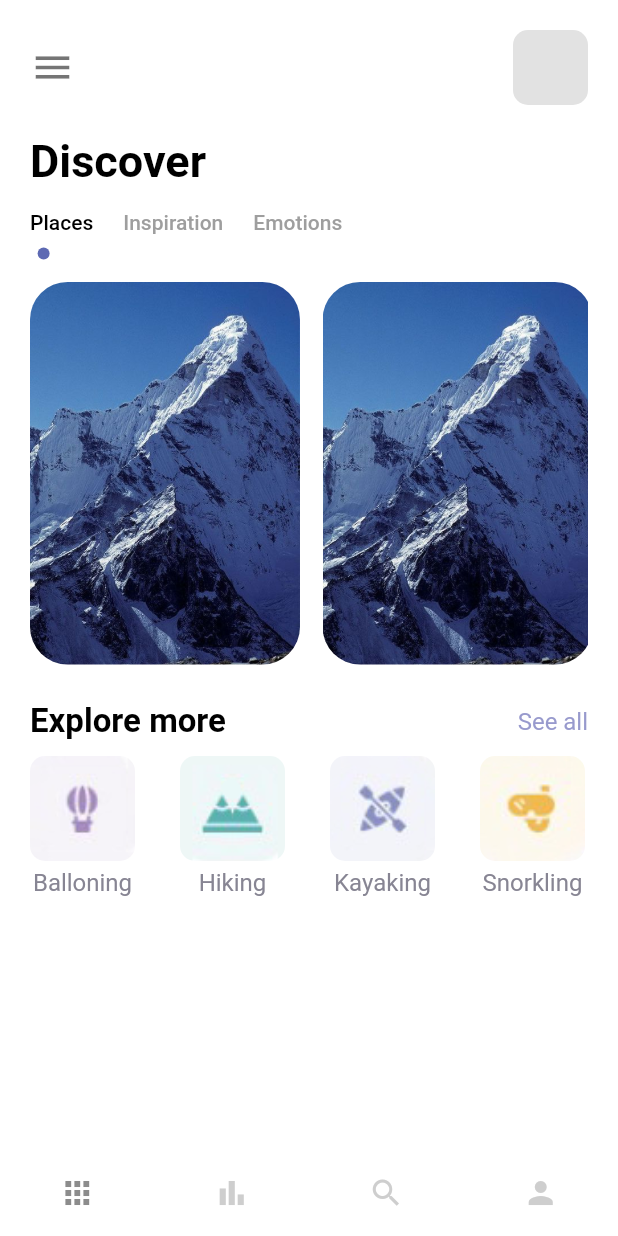
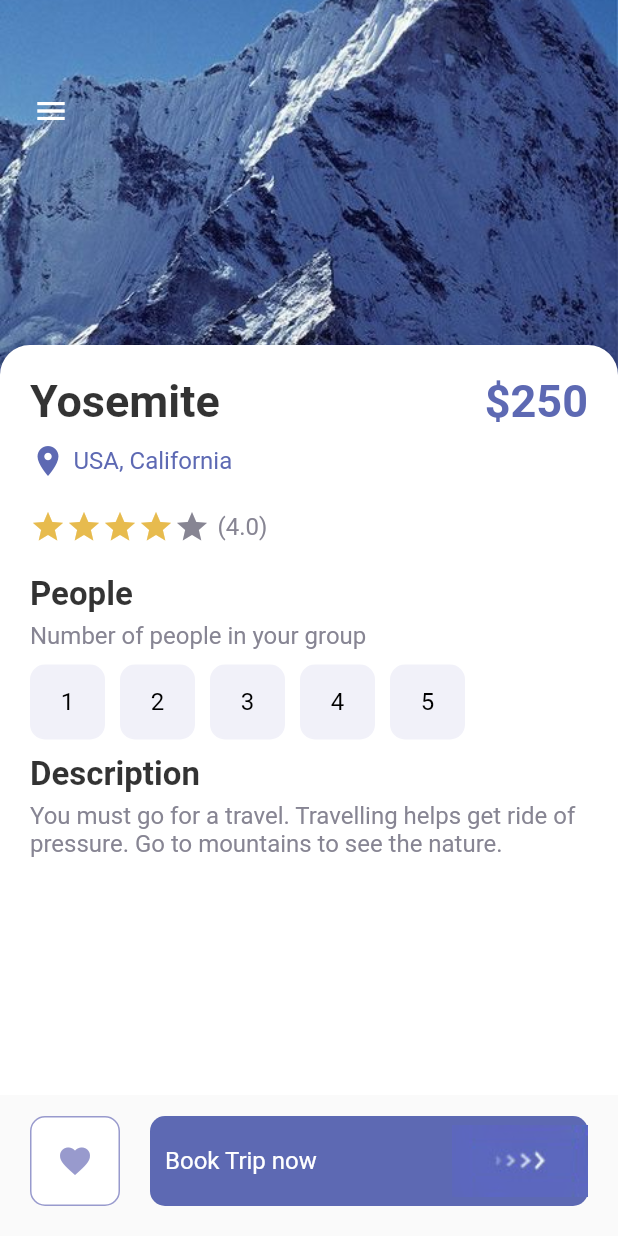
Before and after one commit to Luca-Virgilio/travel_app, a Flutter app: the screen it shows after launch, on a phone screen of 412 x 824 dp. Run offline on Flutter 3.47's test engine with Material 2 defaults, Android fonts, the phone set to English and light mode, and no system bars.

Commit message:
Create detail page

```diff
--- a/lib/main.dart
+++ b/lib/main.dart
@@ -1,4 +1,5 @@
 import 'package:flutter/material.dart';
+import 'package:travel_app/pages/detail_page.dart';
 import 'package:travel_app/pages/navpages/main_page.dart';
 import 'package:travel_app/pages/welcome_page.dart';
 
@@ -18,7 +19,7 @@ class MyApp extends StatelessWidget {
       theme: ThemeData(
         primarySwatch: Colors.blue,
       ),
-      home: MainPage(),
+      home: DetailPage(),
     );
   }
 }
--- /dev/null
+++ b/lib/pages/detail_page.dart
@@ -0,0 +1,206 @@
+import 'package:flutter/material.dart';
+import 'package:travel_app/misc/colors.dart';
+import 'package:travel_app/widgets/app_buttons.dart';
+import 'package:travel_app/widgets/app_large_text.dart';
+import 'package:travel_app/widgets/app_text.dart';
+import 'package:travel_app/widgets/responsive_button.dart';
+
+class DetailPage extends StatefulWidget {
+  const DetailPage({Key? key}) : super(key: key);
+
+  @override
+  State<DetailPage> createState() => _DetailPageState();
+}
+
+class _DetailPageState extends State<DetailPage> {
+  int gottenStars = 4;
+  int selectedIndex = -1;
+  @override
+  Widget build(BuildContext context) {
+    return Scaffold(
+      body: Container(
+        height: double.maxFinite,
+        width: double.maxFinite,
+        child: Stack(
+          children: [
+            Positioned(
+                left: 0,
+                right: 0,
+                child: Container(
+                  width: double.maxFinite,
+                  height: 300,
+                  decoration: const BoxDecoration(
+                    image: DecorationImage(
+                        image: AssetImage('images/mountain.jpeg'),
+                        fit: BoxFit.cover),
+                  ),
+                )),
+            Positioned(
+              left: 10,
+              top: 50,
+              child: Row(
+                mainAxisAlignment: MainAxisAlignment.spaceBetween,
+                children: [
+                  IconButton(
+                    onPressed: () {},
+                    icon: Icon(Icons.menu),
+                    color: Colors.white,
+                  ),
+                ],
+              ),
+            ),
+            Positioned(
+              top: 230,
+              child: Container(
+                padding: const EdgeInsets.only(top: 20, left: 20, right: 20),
+                width: MediaQuery.of(context).size.width,
+                height: 500,
+                decoration: const BoxDecoration(
+                  color: Colors.white,
+                  borderRadius: BorderRadius.only(
+                    topLeft: Radius.circular(20),
+                    topRight: Radius.circular(20),
+                  ),
+                ),
+                child: Column(
+                  crossAxisAlignment: CrossAxisAlignment.start,
+                  children: [
+                    Row(
+                      mainAxisAlignment: MainAxisAlignment.spaceBetween,
+                      children: [
+                        AppLargeText(
+                          text: 'Yosemite',
+                          color: Colors.black.withOpacity(0.8),
+                        ),
+                        AppLargeText(text: '\$250', color: AppColors.mainColor),
+                      ],
+                    ),
+                    const SizedBox(
+                      height: 10,
+                    ),
+                    Row(
+                      children: [
+                        Icon(Icons.location_on, color: AppColors.mainColor),
+                        const SizedBox(
+                          width: 5,
+                        ),
+                        AppText(
+                            text: 'USA, California',
+                            color: AppColors.mainColor),
+                      ],
+                    ),
+                    const SizedBox(
+                      height: 20,
+                    ),
+                    Row(
+                      children: [
+                        Wrap(
+                          children: List.generate(5, (index) {
+                            return Icon(
+                              Icons.star,
+                              color: index < gottenStars
+                                  ? AppColors.starColor
+                                  : AppColors.textColor2,
+                            );
+                          }),
+                        ),
+                        const SizedBox(
+                          width: 5,
+                        ),
+                        AppText(text: '(4.0)', color: AppColors.textColor2)
+                      ],
+                    ),
+                    const SizedBox(
+                      height: 20,
+                    ),
+                    AppLargeText(
+                      text: 'People',
+                      size: 22,
+                      color: Colors.black.withOpacity(0.8),
+                    ),
+                    const SizedBox(
+                      height: 5,
+                    ),
+                    AppText(
+                      text: 'Number of people in your group',
+                      color: AppColors.textColor2,
+                    ),
+                    const SizedBox(
+                      height: 10,
+                    ),
+                    Wrap(
+                      children: List.generate(5, (index) {
+                        return InkWell(
+                          onTap: () {
+                            setState(() {
+                              selectedIndex = index;
+                            });
+                          },
+                          child: Container(
+                            margin: const EdgeInsets.only(right: 10),
+                            child: AppButtons(
+                              size: 50,
+                              color: selectedIndex == index
+                                  ? Colors.white
+                                  : Colors.black,
+                              backgroundColor: selectedIndex == index
+                                  ? Colors.black
+                                  : AppColors.buttonBackground,
+                              borderColor: selectedIndex == index
+                                  ? Colors.black
+                                  : AppColors.buttonBackground,
+                              text: (index + 1).toString(),
+                            ),
+                          ),
+                        );
+                      }),
+                    ),
+                    const SizedBox(
+                      height: 10,
+                    ),
+                    AppLargeText(
+                      text: 'Description',
+                      size: 22,
+                      color: Colors.black.withOpacity(0.8),
+                    ),
+                    const SizedBox(
+                      height: 5,
+                    ),
+                    AppText(
+                      text:
+                          'You must go for a travel. Travelling helps get ride of pressure. Go to mountains to see the nature.',
+                      color: AppColors.textColor2,
+                    ),
+                  ],
+                ),
+              ),
+            ),
+            Positioned(
+              bottom: 20,
+              left: 20,
+              right: 20,
+              child: Row(
+                children: [
+                  AppButtons(
+                    size: 60,
+                    color: AppColors.textColor1,
+                    backgroundColor: Colors.white,
+                    borderColor: AppColors.textColor1,
+                    isIcon: true,
+                    icon: Icons.favorite,
+                  ),
+                  SizedBox(
+                    width: 20,
+                  ),
+                  ResponsiveButton(
+                    isResponsive: true,
+                  )
+                ],
+              ),
+            ),
+          ],
+        ),
+      ),
+    );
+  }
+}
--- a/lib/pages/navpages/main_page.dart
+++ b/lib/pages/navpages/main_page.dart
@@ -1,7 +1,7 @@
 import 'package:flutter/cupertino.dart';
 import 'package:flutter/material.dart';
 import 'package:travel_app/pages/navpages/bar_item_page.dart';
-import 'package:travel_app/pages/navpages/home_page.dart';
+import 'package:travel_app/pages/home_page.dart';
 import 'package:travel_app/pages/navpages/my_page.dart';
 import 'package:travel_app/pages/navpages/search_page.dart';
 
--- /dev/null
+++ b/lib/widgets/app_buttons.dart
@@ -0,0 +1,50 @@
+import 'package:flutter/material.dart';
+import 'package:travel_app/widgets/app_text.dart';
+
+class AppButtons extends StatelessWidget {
+  final Color color;
+  String? text;
+  IconData? icon;
+  final Color backgroundColor;
+  double size;
+  final Color borderColor;
+  bool? isIcon;
+
+  AppButtons({
+    Key? key,
+    this.isIcon = false,
+    this.text = 'Hi',
+    this.icon,
+    required this.size,
+    required this.color,
+    required this.backgroundColor,
+    required this.borderColor,
+  }) : super(key: key);
+
+  @override
+  Widget build(BuildContext context) {
+    return Container(
+      width: size,
+      height: size,
+      decoration: BoxDecoration(
+        border: Border.all(color: borderColor, width: 1),
+        borderRadius: BorderRadius.circular(10),
+        color: backgroundColor,
+      ),
+      child: isIcon == false
+          ? Center(
+              child: AppText(
+                text: text!,
+                color: color,
+              ),
+            )
+          : Center(
+              child: Icon(
+                icon,
+                color: color,
+              ),
+            ),
+    );
+    ;
+  }
+}
--- a/lib/widgets/responsive_button.dart
+++ b/lib/widgets/responsive_button.dart
@@ -1,24 +1,37 @@
 import 'package:flutter/cupertino.dart';
+import 'package:flutter/material.dart';
 import 'package:travel_app/misc/colors.dart';
+import 'package:travel_app/widgets/app_text.dart';
 
 class ResponsiveButton extends StatelessWidget {
   bool? isResponsive;
   double? width;
-  ResponsiveButton({Key? key, this.isResponsive = false, this.width})
+  ResponsiveButton({Key? key, this.isResponsive = false, this.width = 120})
       : super(key: key);
 
   @override
   Widget build(BuildContext context) {
-    return Container(
-      width: width,
+    return Flexible(
+      child: Container(
+        width: isResponsive == true ? double.maxFinite : width,
         height: 60,
         decoration: BoxDecoration(
           borderRadius: BorderRadius.circular(10),
           color: AppColors.mainColor,
         ),
         child: Row(
-        mainAxisAlignment: MainAxisAlignment.center,
-        children: [Image.asset('images/button-one.png')],
+          mainAxisAlignment: isResponsive == true
+              ? MainAxisAlignment.spaceBetween
+              : MainAxisAlignment.center,
+          children: [
+            isResponsive == true
+                ? Container(
+                    margin: const EdgeInsets.only(left: 10),
+                    child: AppText(text: 'Book Trip now', color: Colors.white))
+                : Container(),
+            Image.asset('images/button-one.png')
+          ],
+        ),
       ),
     );
   }
```
Also changed, not shown: lib/pages/home_page.dart (renamed from lib/pages/navpages/home_page.dart). Lines whose indentation alone changed are shown as unchanged.
